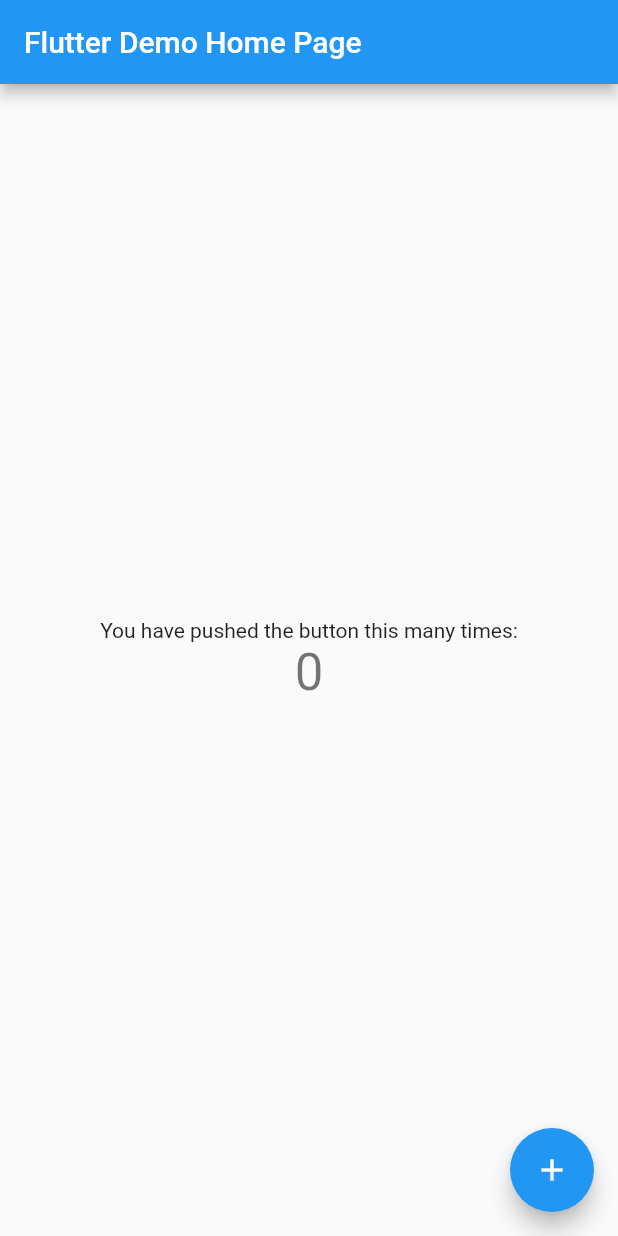
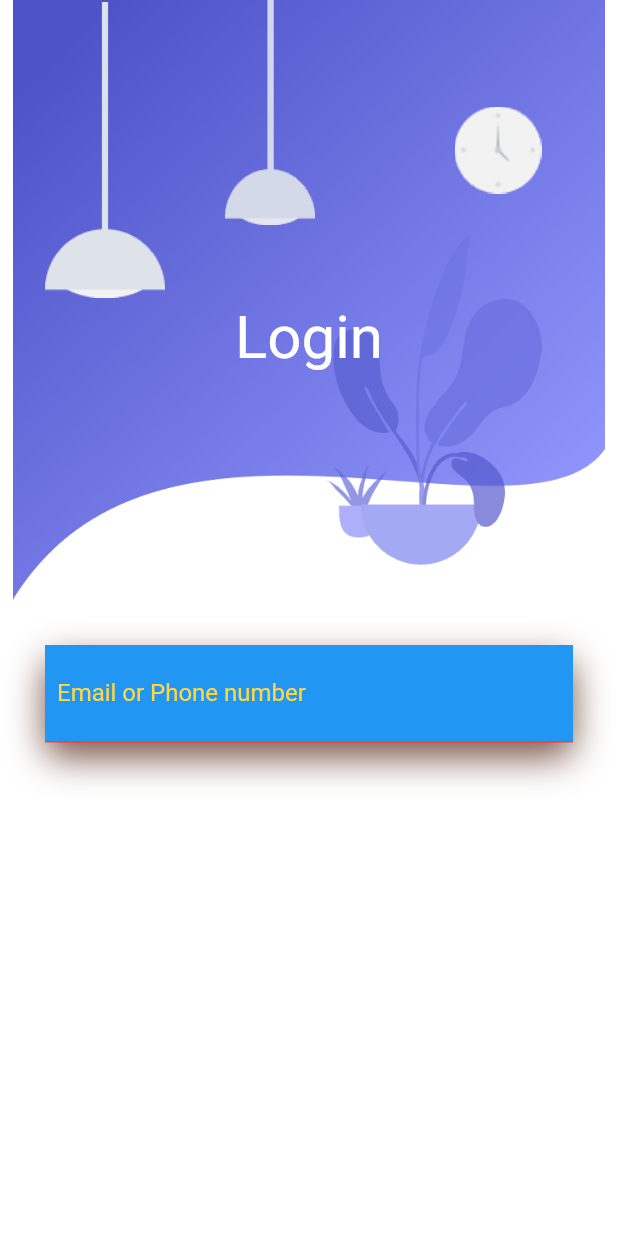
Before and after one commit to Superman005/loginUI, a Flutter app: the screen it shows after launch, on a phone screen of 412 x 824 dp. Run offline on Flutter 3.47's test engine with Material 2 defaults, Android fonts, the phone set to English and light mode, and no system bars.

Commit message:
Part 1 completed

```diff
--- a/lib/main.dart
+++ b/lib/main.dart
@@ -1,113 +1,136 @@
 import 'package:flutter/material.dart';
 
-void main() {
-  runApp(MyApp());
-}
+void main() => runApp(
+      MaterialApp(
+        home: HomePage(),
+        debugShowCheckedModeBanner: false,
+      ),
+    );
 
-class MyApp extends StatelessWidget {
-  // This widget is the root of your application.
-  @override
-  Widget build(BuildContext context) {
-    return MaterialApp(
-      title: 'Login Page',
-      theme: ThemeData(
-        // This is the theme of your application.
-        //
-        // Try running your application with "flutter run". You'll see the
-        // application has a blue toolbar. Then, without quitting the app, try
-        // changing the primarySwatch below to Colors.green and then invoke
-        // "hot reload" (press "r" in the console where you ran "flutter run",
-        // or simply save your changes to "hot reload" in a Flutter IDE).
-        // Notice that the counter didn't reset back to zero; the application
-        // is not restarted.
-        primarySwatch: Colors.blue,
-      ),
-      home: MyHomePage(title: 'Flutter Demo Home Page'),
-    );
-  }
-}
-
-class MyHomePage extends StatefulWidget {
-  MyHomePage({Key? key, required this.title}) : super(key: key);
-
-  // This widget is the home page of your application. It is stateful, meaning
-  // that it has a State object (defined below) that contains fields that affect
-  // how it looks.
-
-  // This class is the configuration for the state. It holds the values (in this
-  // case the title) provided by the parent (in this case the App widget) and
-  // used by the build method of the State. Fields in a Widget subclass are
-  // always marked "final".
-
-  final String title;
-
-  @override
-  _MyHomePageState createState() => _MyHomePageState();
-}
-
-class _MyHomePageState extends State<MyHomePage> {
-  int _counter = 0;
-
-  void _incrementCounter() {
-    setState(() {
-      // This call to setState tells the Flutter framework that something has
-      // changed in this State, which causes it to rerun the build method below
-      // so that the display can reflect the updated values. If we changed
-      // _counter without calling setState(), then the build method would not be
-      // called again, and so nothing would appear to happen.
-      _counter++;
-    });
-  }
+class HomePage extends StatelessWidget {
+  const HomePage({Key? key}) : super(key: key);
 
   @override
   Widget build(BuildContext context) {
-    // This method is rerun every time setState is called, for instance as done
-    // by the _incrementCounter method above.
-    //
-    // The Flutter framework has been optimized to make rerunning build methods
-    // fast, so that you can just rebuild anything that needs updating rather
-    // than having to individually change instances of widgets.
     return Scaffold(
-      appBar: AppBar(
-        // Here we take the value from the MyHomePage object that was created by
-        // the App.build method, and use it to set our appbar title.
-        title: Text(widget.title),
+      backgroundColor: Colors.white,
+      body: Container(
+        child: Column(
+          children: [
+            Container(
+              height: 400,
+              decoration: BoxDecoration(
+                image: DecorationImage(
+                  image: AssetImage('assets/images/background.png'),
                 ),
-      body: Center(
-        // Center is a layout widget. It takes a single child and positions it
-        // in the middle of the parent.
-        child: Column(
-          // Column is also a layout widget. It takes a list of children and
-          // arranges them vertically. By default, it sizes itself to fit its
-          // children horizontally, and tries to be as tall as its parent.
-          //
-          // Invoke "debug painting" (press "p" in the console, choose the
-          // "Toggle Debug Paint" action from the Flutter Inspector in Android
-          // Studio, or the "Toggle Debug Paint" command in Visual Studio Code)
-          // to see the wireframe for each widget.
-          //
-          // Column has various properties to control how it sizes itself and
-          // how it positions its children. Here we use mainAxisAlignment to
-          // center the children vertically; the main axis here is the vertical
-          // axis because Columns are vertical (the cross axis would be
-          // horizontal).
-          mainAxisAlignment: MainAxisAlignment.center,
-          children: <Widget>[
-            Text(
-              'You have pushed the button this many times:',
               ),
-            Text(
-              '$_counter',
-              style: Theme.of(context).textTheme.headline4,
+              child: Stack(
+                children: [
+                  Positioned(
+                    left: 30,
+                    width: 80,
+                    height: 200,
+                    child: Container(
+                      decoration: BoxDecoration(
+                        image: DecorationImage(
+                          image: AssetImage('assets/images/light-1.png'),
+                        ),
+                      ),
+                    ),
+                  ),
+                  Positioned(
+                    left: 140,
+                    width: 80,
+                    height: 150,
+                    child: Container(
+                      decoration: BoxDecoration(
+                        image: DecorationImage(
+                          image: AssetImage('assets/images/light-2.png'),
+                        ),
+                      ),
+                    ),
+                  ),
+                  Positioned(
+                    left: 140,
+                    width: 80,
+                    height: 150,
+                    child: Container(
+                      decoration: BoxDecoration(
+                        image: DecorationImage(
+                          image: AssetImage('assets/images/light-2.png'),
+                        ),
+                      ),
+                    ),
+                  ),
+                  Positioned(
+                    right: 40,
+                    width: 80,
+                    height: 200,
+                    child: Container(
+                      decoration: BoxDecoration(
+                        image: DecorationImage(
+                          image: AssetImage('assets/images/clock.png'),
+                        ),
+                      ),
+                    ),
+                  ),
+                  Positioned(
+                    child: Container(
+                      margin: EdgeInsets.only(top: 50),
+                      child: Center(
+                        child: Text(
+                          "Login",
+                          style: TextStyle(
+                            color: Colors.white,
+                            fontSize: 40,
+                          ),
+                        ),
+                      ),
+                    ),
                   ),
                 ],
               ),
             ),
-      floatingActionButton: FloatingActionButton(
-        onPressed: _incrementCounter,
-        tooltip: 'Increment',
-        child: Icon(Icons.add),
-      ), // This trailing comma makes auto-formatting nicer for build methods.
+            Padding(
+              padding: const EdgeInsets.all(30.0),
+              child: Column(
+                children: [
+                  Container(
+                    decoration: BoxDecoration(
+                        color: Colors.red,
+                        borderRadius: BorderRadius.circular(10),
+                        boxShadow: [
+                          BoxShadow(
+                            color: Colors.brown,
+                            blurRadius: 20,
+                            offset: Offset(0, 10),
+                          )
+                        ]),
+                    child: Column(
+                      children: [
+                        Container(
+                          padding: EdgeInsets.all(8),
+                          decoration: BoxDecoration(
+                              color: Colors.blue,
+                              border: Border(
+                                  bottom: BorderSide(color: Colors.red))),
+                          child: TextField(
+                            decoration: InputDecoration(
+                                border: InputBorder.none,
+                                hintText: "Email or Phone number",
+                                hintStyle:
+                                    TextStyle(color: Colors.amberAccent)),
+                          ),
+                        )
+                      ],
+                    ),
+                  )
+                ],
+              ),
+            )
+          ],
+        ),
+      ),
     );
   }
 }
--- a/pubspec.yaml
+++ b/pubspec.yaml
@@ -45,9 +45,8 @@ flutter:
   uses-material-design: true
 
   # To add assets to your application, add an assets section, like this:
-  # assets:
-  #   - images/a_dot_burr.jpeg
-  #   - images/a_dot_ham.jpeg
+  assets:
+    - assets/images/
 
   # An image asset can refer to one or more resolution-specific "variants", see
   # https://flutter.dev/assets-and-images/#resolution-aware.
```
Also changed, not shown: assets/images/background.png (added), assets/images/clock.png (added), assets/images/light-1.png (added), assets/images/light-2.png (added), 1 other file. Lines whose indentation alone changed are shown as unchanged.
